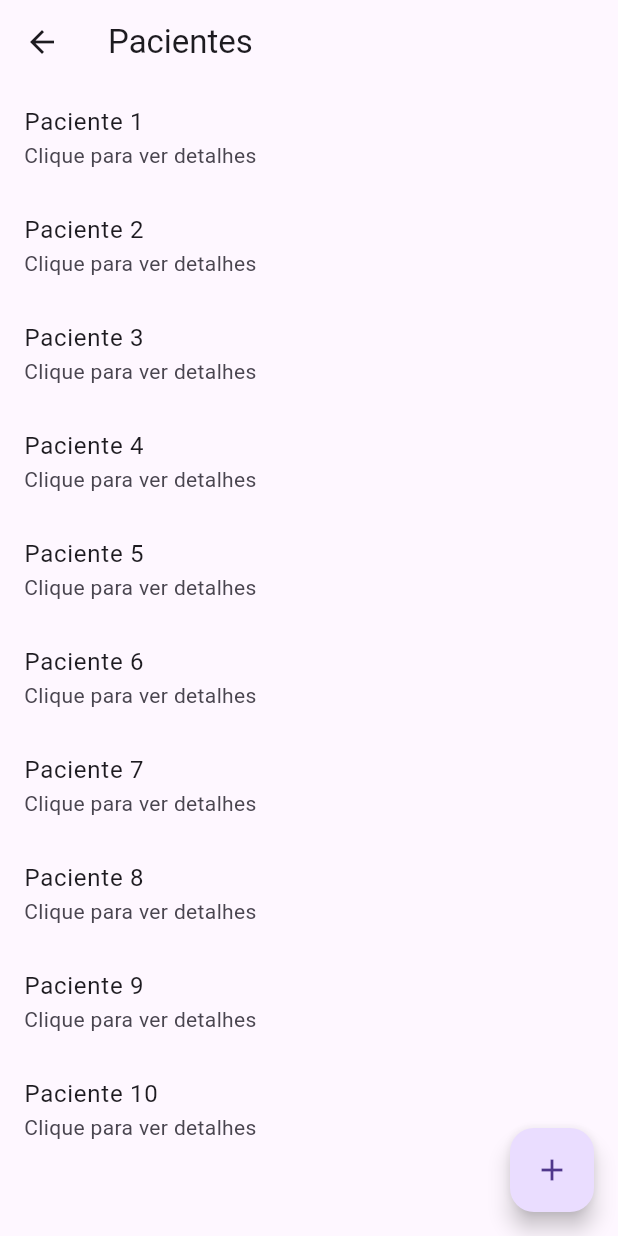
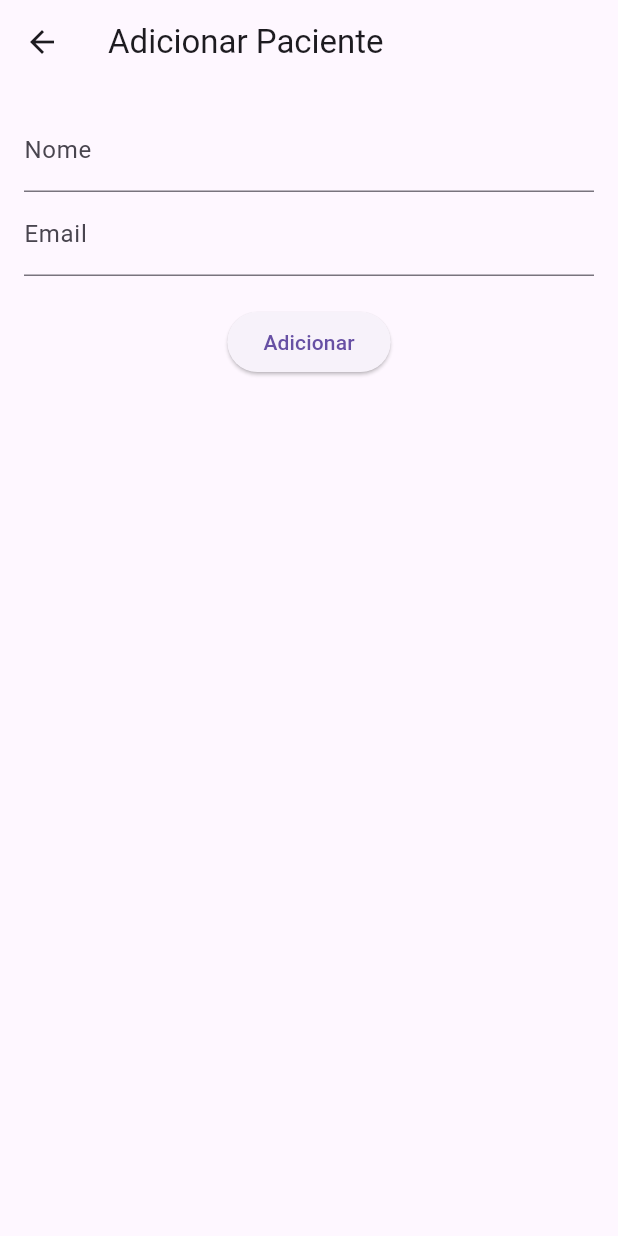
Before and after one commit to could-ai/019a11b7-e485-7b21-b44e-7ac3db96f6b1, a Flutter app: the PatientsScreen screen opened directly, after a tap on the "add" icon, on a phone screen of 412 x 824 dp. Run offline on Flutter 3.47's test engine with Material 3 defaults, Android fonts, the phone set to English and light mode, and no system bars.

Commit message:
Transformei o FirestoreService em um DataService simples com armazenamento in-memory para gerenciar pacientes e consultas localmente. Adicionei métodos para adicionar pacientes, atualizar anotações e gerenciar consultas, permitindo que o app funcione sem banco de dados. Isso cria uma base de dados simulada para testar as funcionalidades de cadastro e agenda.; Atualizei a PatientsScreen para exibir a lista real de pacientes do DataService, permitindo navegação para os detalhes de cada um. Adicionei um FloatingActionButton para adicionar novos pacientes, que navega para uma nova tela de cadastro. Isso torna a tela funcional para gerenciamento de pacientes.; Criei uma nova tela AddPatientScreen para cadastrar pacientes com campos de nome e email, incluindo validação e salvamento no DataService. Esta tela é acessada via FAB na PatientsScreen, permitindo adicionar novos pacientes de forma simples e direta.; Atualizei a PatientDetailScreen para exibir dados reais do paciente selecionado e permitir edição de anotações/informações/evoluções em um campo de texto expandível. Adicionei um botão para salvar as alterações no DataService, com feedback via SnackBar, tornando a tela funcional para acompanhamento do paciente.; Atualizei a AppointmentsScreen para exibir a lista real de consultas do DataService, mostrando data, paciente e notas. Adicionei um FAB para adicionar novas consultas, navegando para uma tela de agendamento, e atualizei a lista após adição.; Criei uma nova tela AddAppointmentScreen para agendar consultas, com seleção de paciente via dropdown, date picker para data, e campo para notas. Salva no DataService e volta para a tela anterior, tornando a agenda funcional.; Simplifiquei o LoginScreen para uma simulação básica, navegando diretamente para o HomeScreen após validação dos campos, permitindo acesso rápido ao app sem autenticação real.; Ajustei o HomeScreen para iniciar na aba 'Pacientes' por padrão, facilitando o foco no cadastro de pacientes. As abas permanecem funcionais para navegação entre agenda, pacientes e perfil.

```diff
--- /dev/null
+++ b/usr/lib/screens/add_patient_screen.dart
@@ -0,0 +1,57 @@
+import 'package:flutter/material.dart';
+import 'package:couldai_user_app/services/firestore_service.dart';
+
+class AddPatientScreen extends StatefulWidget {
+  const AddPatientScreen({super.key});
+
+  @override
+  _AddPatientScreenState createState() => _AddPatientScreenState();
+}
+
+class _AddPatientScreenState extends State<AddPatientScreen> {
+  final _formKey = GlobalKey<FormState>();
+  final TextEditingController _nameController = TextEditingController();
+  final TextEditingController _emailController = TextEditingController();
+  final DataService _dataService = DataService();
+
+  void _addPatient() {
+    if (_formKey.currentState!.validate()) {
+      _dataService.addPatient(_nameController.text, _emailController.text);
+      Navigator.of(context).pop(); // Volta para a tela anterior
+    }
+  }
+
+  @override
+  Widget build(BuildContext context) {
+    return Scaffold(
+      appBar: AppBar(
+        title: const Text('Adicionar Paciente'),
+      ),
+      body: Padding(
+        padding: const EdgeInsets.all(16.0),
+        child: Form(
+          key: _formKey,
+          child: Column(
+            children: <Widget>[
+              TextFormField(
+                controller: _nameController,
+                decoration: const InputDecoration(labelText: 'Nome'),
+                validator: (value) => value!.isEmpty ? 'Nome é obrigatório' : null,
+              ),
+              TextFormField(
+                controller: _emailController,
+                decoration: const InputDecoration(labelText: 'Email'),
+                validator: (value) => value!.isEmpty ? 'Email é obrigatório' : null,
+              ),
+              const SizedBox(height: 20),
+              ElevatedButton(
+                onPressed: _addPatient,
+                child: const Text('Adicionar'),
+              ),
+            ],
+          ),
+        ),
+      ),
+    );
+  }
+}
--- a/usr/lib/screens/home_screen.dart
+++ b/usr/lib/screens/home_screen.dart
@@ -11,7 +11,7 @@ class HomeScreen extends StatefulWidget {
 }
 
 class _HomeScreenState extends State<HomeScreen> {
-  int _currentIndex = 0;
+  int _currentIndex = 1; // Inicia na aba Pacientes para foco no cadastro
   final List<Widget> _screens = [
     const AppointmentsScreen(),
     const PatientsScreen(),
--- a/usr/lib/screens/login_screen.dart
+++ b/usr/lib/screens/login_screen.dart
@@ -16,7 +16,7 @@ class _LoginScreenState extends State<LoginScreen> {
   void _login() {
     if (_formKey.currentState!.validate()) {
       _formKey.currentState!.save();
-      // Lógica de autenticação aqui
+      // Simulação de login (sem autenticação real)
       Navigator.of(context).pushReplacement(
         MaterialPageRoute(builder: (context) => const HomeScreen()),
       );
--- a/usr/lib/screens/patients_screen.dart
+++ b/usr/lib/screens/patients_screen.dart
@@ -1,25 +1,39 @@
 import 'package:flutter/material.dart';
+import 'package:couldai_user_app/services/firestore_service.dart';
+import 'package:couldai_user_app/screens/add_patient_screen.dart';
 import 'package:couldai_user_app/screens/patient_detail_screen.dart';
 
-class PatientsScreen extends StatelessWidget {
+class PatientsScreen extends StatefulWidget {
   const PatientsScreen({super.key});
 
   @override
+  _PatientsScreenState createState() => _PatientsScreenState();
+}
+
+class _PatientsScreenState extends State<PatientsScreen> {
+  final DataService _dataService = DataService();
+
+  @override
   Widget build(BuildContext context) {
+    final patients = _dataService.getPatients();
+
     return Scaffold(
       appBar: AppBar(
         title: const Text('Pacientes'),
       ),
-      body: ListView.builder(
-        itemCount: 10, // Exemplo
+      body: patients.isEmpty
+          ? const Center(child: Text('Nenhum paciente cadastrado.'))
+          : ListView.builder(
+              itemCount: patients.length,
               itemBuilder: (context, index) {
+                final patient = patients[index];
                 return ListTile(
-            title: Text('Paciente ${index + 1}'),
-            subtitle: const Text('Clique para ver detalhes'),
+                  title: Text(patient['name']),
+                  subtitle: Text(patient['email']),
                   onTap: () {
                     Navigator.of(context).push(
                       MaterialPageRoute(
-                  builder: (context) => const PatientDetailScreen(),
+                        builder: (context) => PatientDetailScreen(patientId: patient['id']),
                       ),
                     );
                   },
@@ -28,7 +42,9 @@ class PatientsScreen extends StatelessWidget {
             ),
       floatingActionButton: FloatingActionButton(
         onPressed: () {
-          // Adicionar novo paciente
+          Navigator.of(context).push(
+            MaterialPageRoute(builder: (context) => const AddPatientScreen()),
+          ).then((_) => setState(() {})); // Atualiza a lista após adicionar
         },
         child: const Icon(Icons.add),
       ),
--- a/usr/lib/services/firestore_service.dart
+++ b/usr/lib/services/firestore_service.dart
@@ -1,3 +1,51 @@
-class FirestoreService {
-  // Métodos para interagir com o banco de dados
+import 'package:flutter/material.dart';
+
+class DataService {
+  static final DataService _instance = DataService._internal();
+  factory DataService() => _instance;
+  DataService._internal();
+
+  final List<Map<String, dynamic>> _patients = [
+    {'id': '1', 'name': 'Paciente Exemplo', 'email': 'exemplo@email.com', 'notes': 'Anotação inicial.'},
+  ];
+
+  final List<Map<String, dynamic>> _appointments = [
+    {'id': '1', 'patientId': '1', 'date': DateTime.now(), 'notes': 'Consulta inicial.'},
+  ];
+
+  List<Map<String, dynamic>> getPatients() => _patients;
+  List<Map<String, dynamic>> getAppointments() => _appointments;
+
+  void addPatient(String name, String email) {
+    final newPatient = {
+      'id': (_patients.length + 1).toString(),
+      'name': name,
+      'email': email,
+      'notes': '',
+    };
+    _patients.add(newPatient);
+  }
+
+  void updatePatientNotes(String id, String notes) {
+    final patient = _patients.firstWhere((p) => p['id'] == id);
+    patient['notes'] = notes;
+  }
+
+  void addAppointment(String patientId, DateTime date, String notes) {
+    final newAppointment = {
+      'id': (_appointments.length + 1).toString(),
+      'patientId': patientId,
+      'date': date,
+      'notes': notes,
+    };
+    _appointments.add(newAppointment);
+  }
+
+  Map<String, dynamic>? getPatientById(String id) {
+    return _patients.firstWhere((p) => p['id'] == id);
+  }
+
+  Map<String, dynamic>? getAppointmentById(String id) {
+    return _appointments.firstWhere((a) => a['id'] == id);
+  }
 }
```
Also changed, not shown: usr/lib/screens/add_appointment_screen.dart (added, +88 -0 lines), usr/lib/screens/appointments_screen.dart (+29 -16 lines), usr/lib/screens/patient_detail_screen.dart (+42 -23 lines). Lines whose indentation alone changed are shown as unchanged.
